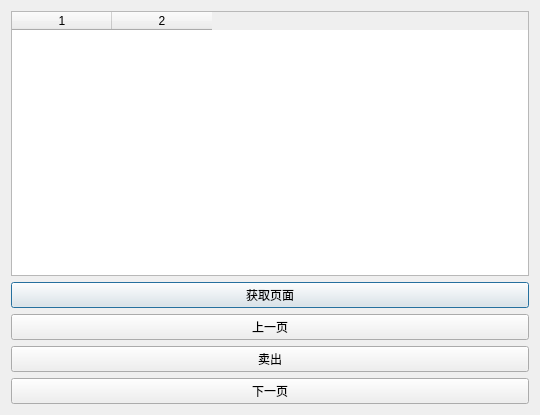
Qt form backpack.ui (Eternity-boundary/CelestianPlusPlus) before a commit.
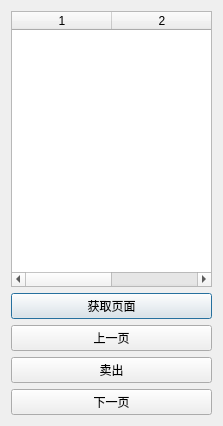
The same form after that commit.

What changed in the file:
```diff
--- a/backpack.ui
+++ b/backpack.ui
@@ -6,8 +6,8 @@
    <rect>
     <x>0</x>
     <y>0</y>
-    <width>540</width>
-    <height>415</height>
+    <width>223</width>
+    <height>426</height>
    </rect>
   </property>
   <property name="windowTitle">
```
Left out of the diff: 2 changed lines with no effect on the pictures.
